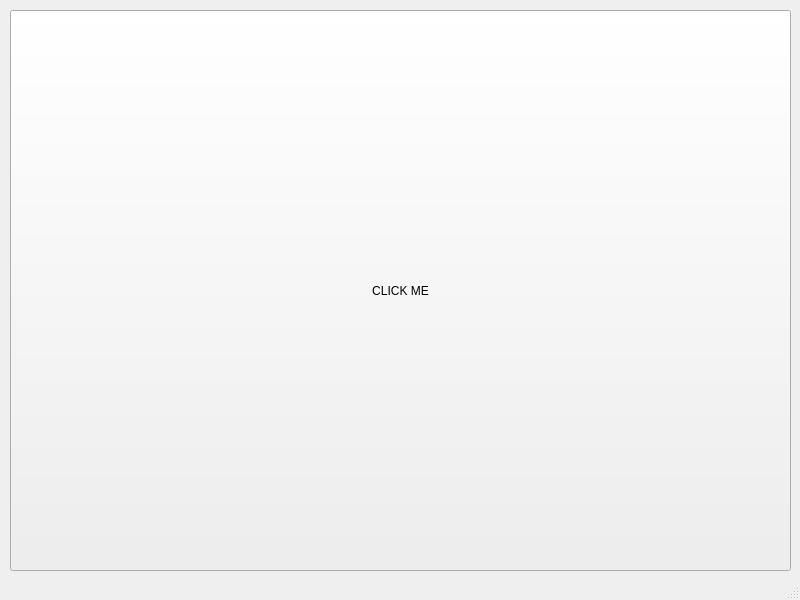
Qt form UI_files/untitled.ui (Freestyle00/Linux_terminal_dict) before a commit.
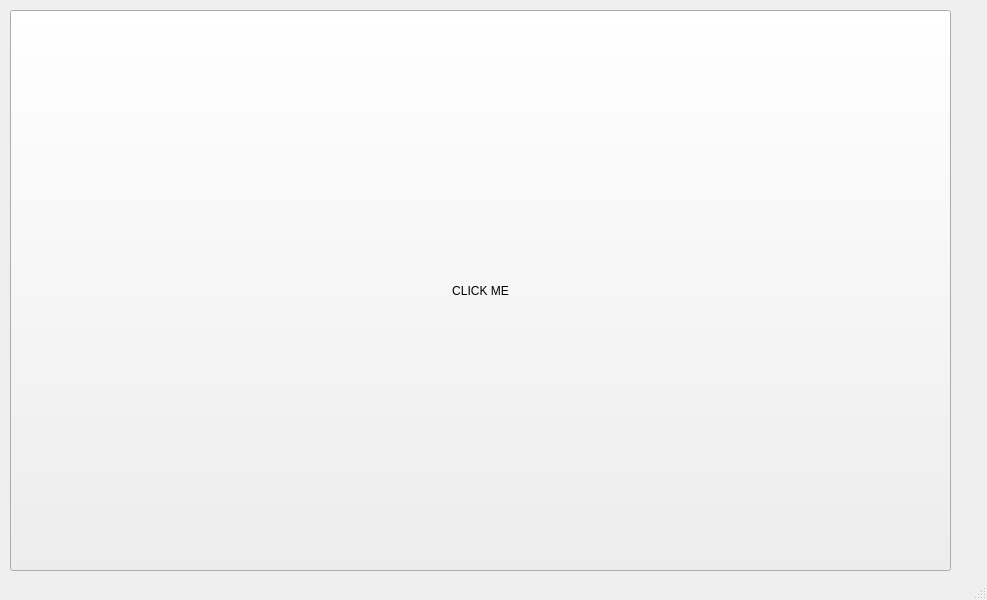
The same form after that commit.

Commit message: Added test stuff cause off windows

What changed in the file:
```diff
--- a/UI_files/untitled.ui
+++ b/UI_files/untitled.ui
@@ -6,7 +6,7 @@
    <rect>
     <x>0</x>
     <y>0</y>
-    <width>800</width>
+    <width>987</width>
     <height>600</height>
    </rect>
   </property>
@@ -19,7 +19,7 @@
      <rect>
       <x>10</x>
       <y>10</y>
-      <width>781</width>
+      <width>941</width>
       <height>561</height>
      </rect>
     </property>
```
Left out of the diff: 13 changed lines with no effect on the pictures. Lines whose indentation alone changed are shown as unchanged. The commit also changes 7 other files.
